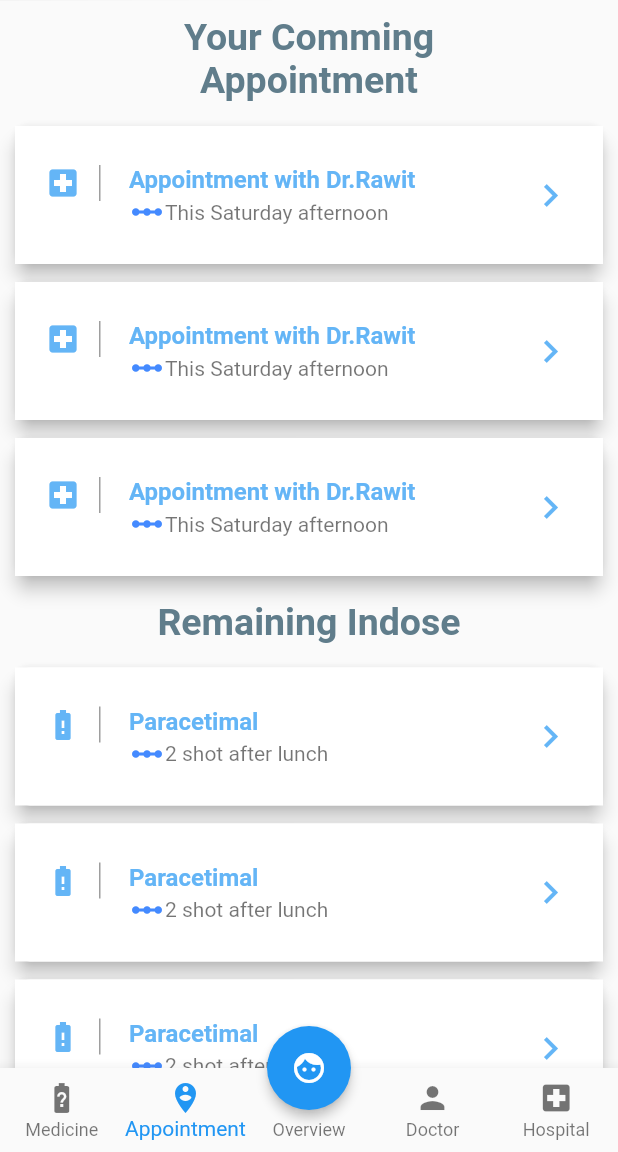
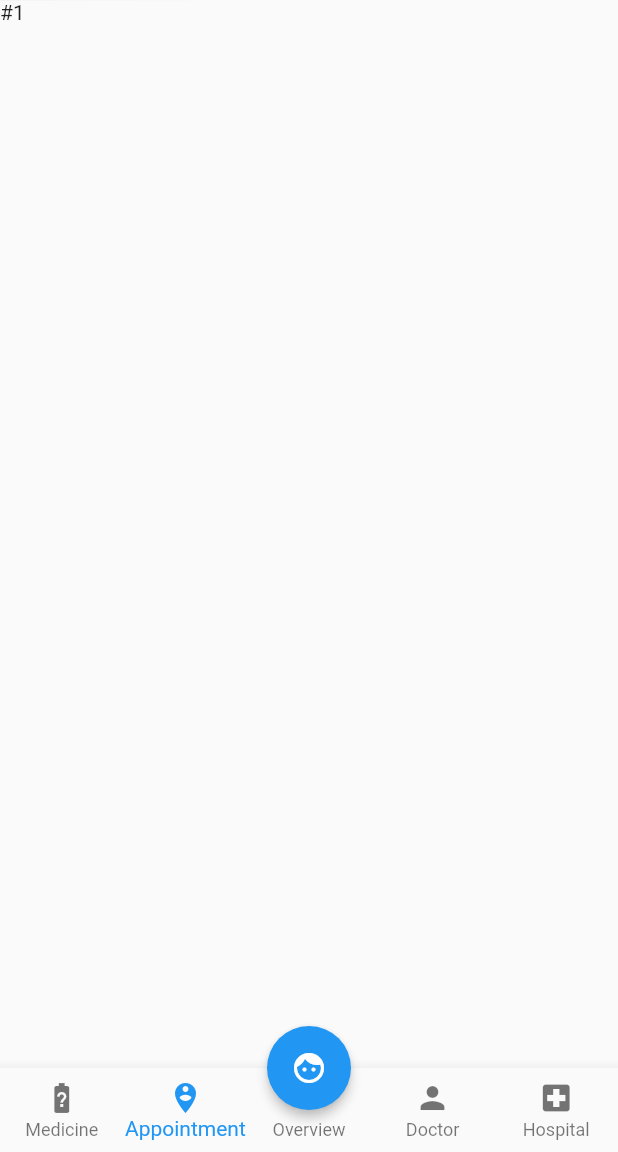
Before and after one commit to max71126/Medicare, a Flutter app: the screen it shows after launch, item 2 of the bottom bar chosen, on a phone screen of 412 x 824 dp, the part 84-1236 px from its top. Run offline on Flutter 3.47's test engine with Material 2 defaults, Android fonts, the phone set to English and light mode, and no system bars; Roboto replaces fonts that are missing (Raleway).

```diff
--- a/lib/gui/homepage.dart
+++ b/lib/gui/homepage.dart
@@ -85,9 +85,8 @@ class _HomepageState extends State<Homepage> {
   List<Widget> commingAppoint() {
     List<Widget> list = [
       Padding(
-        padding: const EdgeInsets.all(10),
-        child: texttitle(title: "Your Comming\nAppointment")
-      )
+          padding: const EdgeInsets.all(10),
+          child: texttitle(title: "Your Comming\nAppointment"))
     ];
     for (int i = 0; i < 3; i++) {
       list.add(cusCard(
@@ -104,15 +103,6 @@ class _HomepageState extends State<Homepage> {
       );
 
   // |----------------------end Overview
-
-  // List<Widget> _pages = <Widget>[
-  //   // TODO: Implements pages
-  //   Text('#0'),
-  //   Text('#1'),
-  //   overView(),
-  //   Text('#3'),
-  //   Text('#4'),
-  // ];
 
   void _refreshState() {
     // TODO: Implements method
@@ -192,7 +182,13 @@ class _HomepageState extends State<Homepage> {
       ],
     ];
 
-    TabController _control;
+    List<Widget> _pages = <Widget>[
+      Text('#0'),
+      Text('#1'),
+      overView(),
+      Text('#3'),
+      Text('#4'),
+    ];
     return Scaffold(
       appBar: AppBar(
         title: Text(
@@ -214,7 +210,7 @@ class _HomepageState extends State<Homepage> {
         child: Icon(Icons.face),
         elevation: 3.0,
       ),
-      body: overView(),
+      body: _pages[this._currentIndex],
       bottomNavigationBar: BottomNavigationBar(
         type: BottomNavigationBarType.fixed,
         currentIndex: this._currentIndex,
```
Also changed, not shown: lib/gui/profile.dart (+44 -2 lines).
